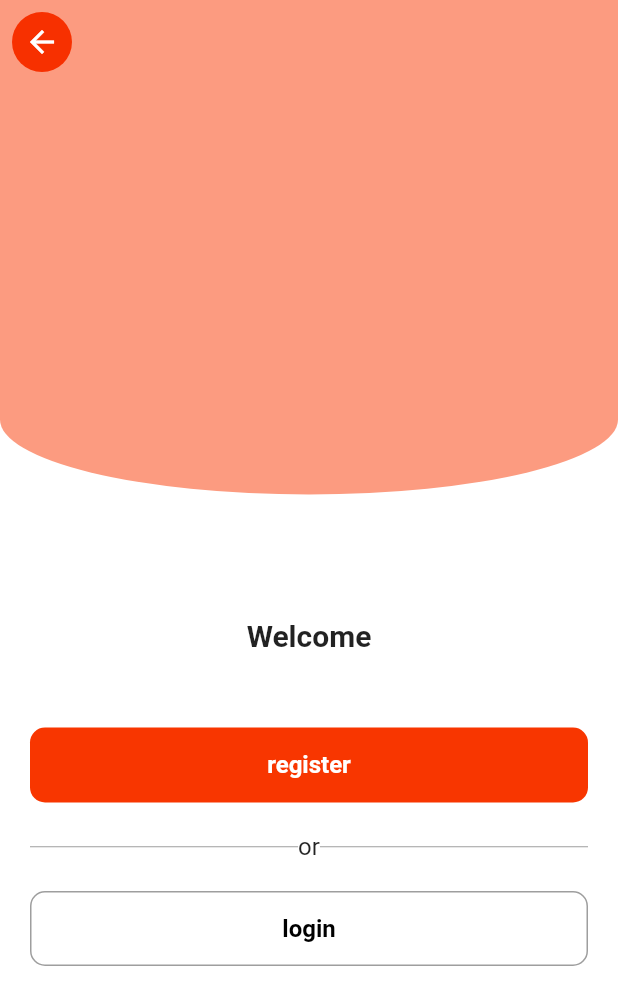
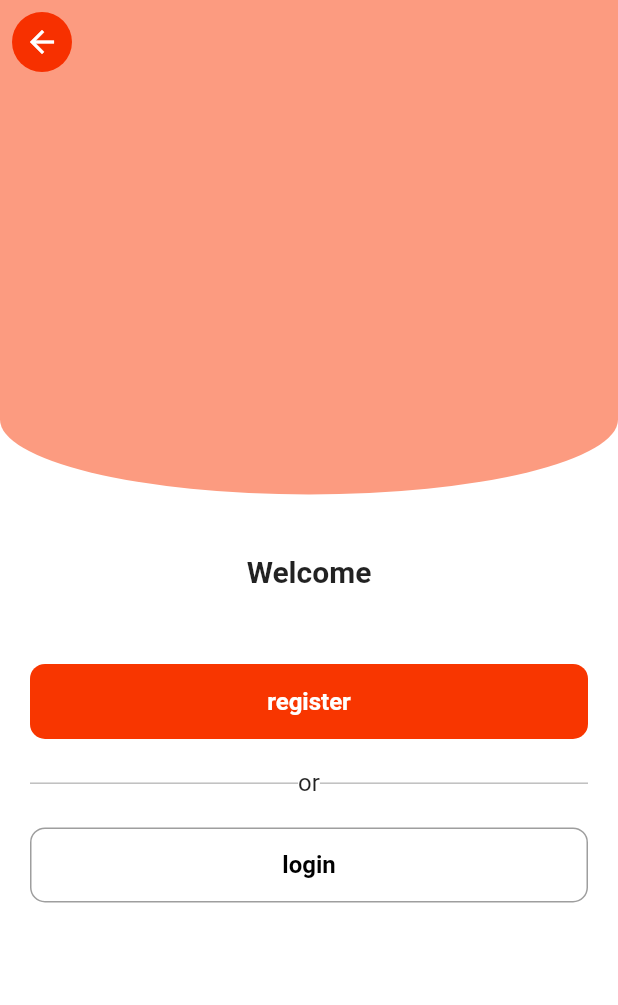
Before and after one commit to orace18/commadeDeCourse, a Flutter app: the ConnexionPage screen opened by its route, on a phone screen of 412 x 824 dp. Shown: the top 1005 px of the screen. Run offline on Flutter 3.47's test engine with Material 2 defaults, Android fonts, the phone set to English and light mode, and no system bars; our stand-ins replace badges, cached_network_image, flutter_form_builder, form_builder_validators, get, get_storage and 6 more; missing offline and left inert: form_builder_phone_field; accounts and stored records are empty; network calls fail.

Commit message:
corrrection responsivite des interfaces de connexion

```diff
--- a/lib/local_lang/lang/fr_fr.dart
+++ b/lib/local_lang/lang/fr_fr.dart
@@ -26,7 +26,7 @@ const fr_FR = {
   'field_required':'Le champ ne peut pas être vide',
   'string_too_short':'Le nom est trop court',
   'string_too_long':'Le nom est trop long',
-  'ou':'OU',
+  'or':'OU',
   'register':'S\'inscrire',
   'login':'Se connecter',
   'settings':'Parametres',
--- a/lib/pages/connexion_page/index.dart
+++ b/lib/pages/connexion_page/index.dart
@@ -32,11 +32,34 @@ class ConnexionPage extends GetWidget<ConnexionController> {
               top: false,
               child: Stack(
                   children: [
-                    SizedBox(
-                      height: Get.height,
+                    Column(
+                      children: [
+                        Expanded(
+                          flex: 4,
+                          child: Container(
+                            width: Get.width,
+                            decoration: BoxDecoration(
+                              borderRadius: BorderRadius.vertical(
+                                  bottom: Radius.elliptical(
+                                      Get.width, 100.0)),
+                              color: AppTheme.otripMaterial[200],
+                            ),
+                            child: Padding(
+                              padding: const EdgeInsets.all(12.0),
+                              child: Column(
+                                crossAxisAlignment: CrossAxisAlignment.start,
+                                mainAxisAlignment: MainAxisAlignment.center,
+                                children: [],
+                              ),
+                            ),
+                          ),
+                        ),
+                        Expanded(
+                          flex: 6,
+                          child: SizedBox(
                             width: MediaQuery.of(context).size.width,
                             child: Padding(
-                        padding: EdgeInsets.only(top: Get.height*0.5, left: 20, right: 20, bottom: 40),
+                              padding: EdgeInsets.only(top: 40, left: 20, right: 20, bottom: 40),
                               child: Column(
                                 children: [
                                   Text(
@@ -91,24 +114,11 @@ class ConnexionPage extends GetWidget<ConnexionController> {
                               ),
                             ),
                           ),
-                    Container(
-                      width: Get.width,
-                      height: Get.height/2.5,
-                      decoration: BoxDecoration(
-                        borderRadius: BorderRadius.vertical(
-                            bottom: Radius.elliptical(
-                                Get.width, 100.0)),
-                        color: AppTheme.otripMaterial[200],
                         ),
-                      child: Padding(
-                        padding: const EdgeInsets.all(12.0),
-                        child: Column(
-                          crossAxisAlignment: CrossAxisAlignment.start,
-                          mainAxisAlignment: MainAxisAlignment.center,
-                          children: [],
+                      ],
                     ),
-                      ),
-                    ),
+
+
                   ]
               )
           ),
```
Also changed, not shown: lib/pages/home_page/widgets/drawer_screen.dart (+26 -10 lines), lib/pages/login_page/index.dart (+25 -14 lines), lib/pages/register_page/index.dart (+26 -14 lines). Lines whose indentation alone changed are shown as unchanged.
